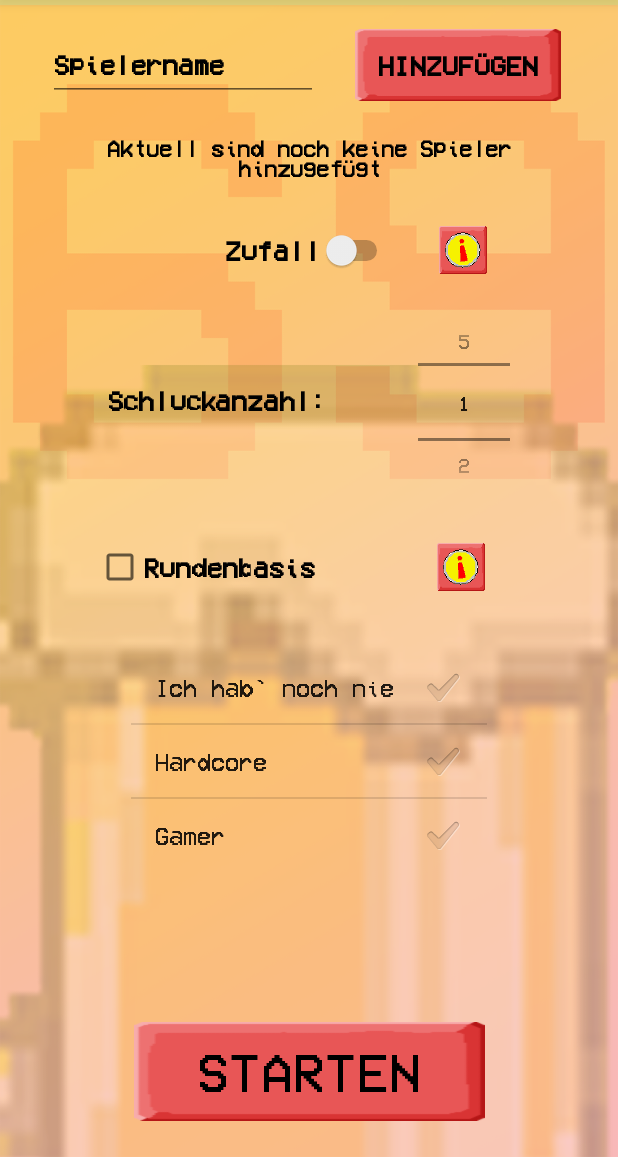
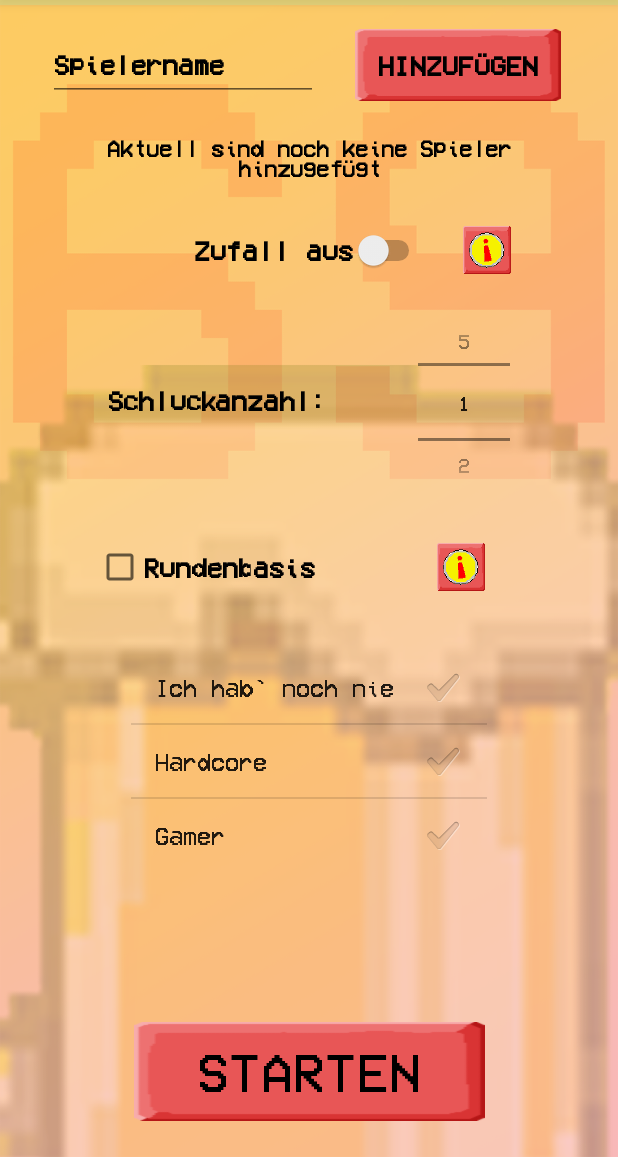
Before and after one commit to PascalWitzel/RANDrink, an Android app: the screen it shows after launch (MainActivity), on a phone screen of 412 x 824 dp, the part 79-1236 px from its top. Run offline under Robolectric (Android 15) with nearby library versions, the phone set to English and light mode, and no system bars; libraries missing offline, so code that uses them is left out: com.android.billingclient; 2 statements that could not run were skipped.

Commit message:
switch an aus - main activity

```diff
--- a/app/src/main/java/schulzUndWitzelGbR/App/saufio/MainActivity.java
+++ b/app/src/main/java/schulzUndWitzelGbR/App/saufio/MainActivity.java
@@ -153,6 +153,15 @@ public class MainActivity extends AppCompatActivity implements PurchasesUpdatedL
         lv_kategorie = (ListView) findViewById(R.id.lv_kategorie);
         Spielertxt = getResources().getString(R.string.spielernamen);
         swch_zufall = (Switch)findViewById(R.id.swch_zufall);
+        swch_zufall.setOnCheckedChangeListener(new CompoundButton.OnCheckedChangeListener() {
+            public void onCheckedChanged(CompoundButton buttonView, boolean isChecked) {
+                if (isChecked) {
+                    swch_zufall.setText(getApplicationContext().getString(R.string.zufall_an));
+                } else {
+                    swch_zufall.setText(getApplicationContext().getString(R.string.zufall_aus));
+                }
+            }
+        });
         cb_kinder = (CheckBox)findViewById(R.id.cb_kinder);
         btn_info_rundenbasis = (ImageButton) findViewById(R.id.rundenbasis_info);
         btn_info_zufall = (ImageButton) findViewById(R.id.zufall_info);
@@ -554,4 +563,5 @@ public class MainActivity extends AppCompatActivity implements PurchasesUpdatedL
     }
 
 
+
 }
--- a/app/src/main/res/layout-sw320dp/activity_main.xml
+++ b/app/src/main/res/layout-sw320dp/activity_main.xml
@@ -195,7 +195,7 @@
         android:minHeight="48dp"
         android:scrollbarThumbHorizontal="?attr/primaryTitleColor"
         android:scrollbarThumbVertical="?attr/primaryTitleColor"
-        android:text="@string/zufall"
+        android:text="@string/zufall_aus"
         android:textColor="?attr/primaryTitleColor"
         android:textColorHint="?attr/primaryTitleColor"
         android:textOff="AUS"
--- a/app/src/main/res/layout-sw480dp/activity_main.xml
+++ b/app/src/main/res/layout-sw480dp/activity_main.xml
@@ -184,7 +184,7 @@
         android:minHeight="48dp"
         android:scrollbarThumbHorizontal="?attr/primaryTitleColor"
         android:scrollbarThumbVertical="?attr/primaryTitleColor"
-        android:text="@string/zufall"
+        android:text="@string/zufall_aus"
         android:textColor="?attr/primaryTitleColor"
         android:textColorHint="?attr/primaryTitleColor"
         android:textOff="AUS"
--- a/app/src/main/res/layout-sw600dp/activity_main.xml
+++ b/app/src/main/res/layout-sw600dp/activity_main.xml
@@ -197,7 +197,7 @@
         android:minHeight="48dp"
         android:scrollbarThumbHorizontal="?attr/primaryTitleColor"
         android:scrollbarThumbVertical="?attr/primaryTitleColor"
-        android:text="@string/zufall"
+        android:text="@string/zufall_aus"
         android:textColor="?attr/primaryTitleColor"
         android:textColorHint="?attr/primaryTitleColor"
         android:textOff="AUS"
--- a/app/src/main/res/layout-sw720dp/activity_main.xml
+++ b/app/src/main/res/layout-sw720dp/activity_main.xml
@@ -167,7 +167,7 @@
         android:scrollbarThumbHorizontal="?attr/primaryTitleColor"
         android:scrollbarThumbVertical="?attr/primaryTitleColor"
         android:switchMinWidth="55dp"
-        android:text="@string/zufall"
+        android:text="@string/zufall_aus"
         android:textColor="?attr/primaryTitleColor"
         android:textColorHint="?attr/primaryTitleColor"
         android:textOff="AUS"
--- a/app/src/main/res/layout/activity_main.xml
+++ b/app/src/main/res/layout/activity_main.xml
@@ -156,7 +156,7 @@
         android:minHeight="48dp"
         android:scrollbarThumbHorizontal="?attr/primaryTitleColor"
         android:scrollbarThumbVertical="?attr/primaryTitleColor"
-        android:text="@string/zufall"
+        android:text="@string/zufall_aus"
         android:textColor="?attr/primaryTitleColor"
         android:textColorHint="?attr/primaryTitleColor"
         android:textSize="8sp"
--- a/app/src/main/res/values/strings.xml
+++ b/app/src/main/res/values/strings.xml
@@ -20,7 +20,9 @@
 
     <!--MainActivty-->
     <string name="tp_name">Spielername</string>
-    <string name="zufall">Zufall </string>
+    <string name="zufall_an">Zufall an</string>
+    <string name="zufall_aus">Zufall aus</string>
+
     <string name="hinzufuegen">Hinzufügen </string>
     <string name="start">Starten</string>
     <string name="spielernamenstart">Aktuell sind noch keine Spieler hinzugefügt</string>
```
Also changed, not shown: 1 other file.
